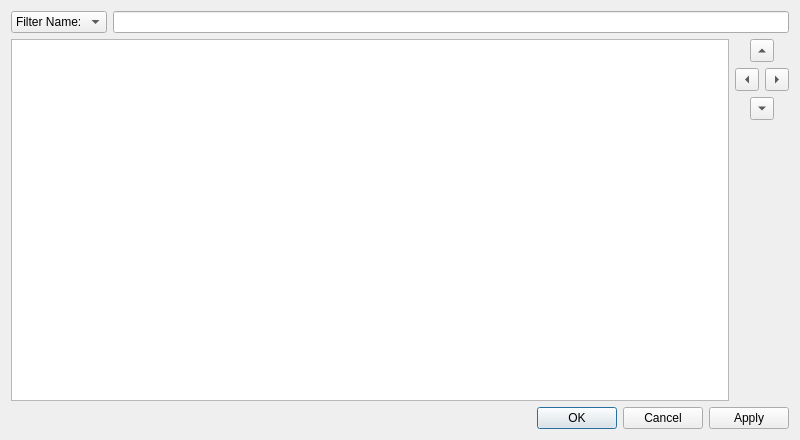
Sigil-Ebook/Sigil, file src/Sigil/Form_Files/ClipEditor.ui: the form before one commit.
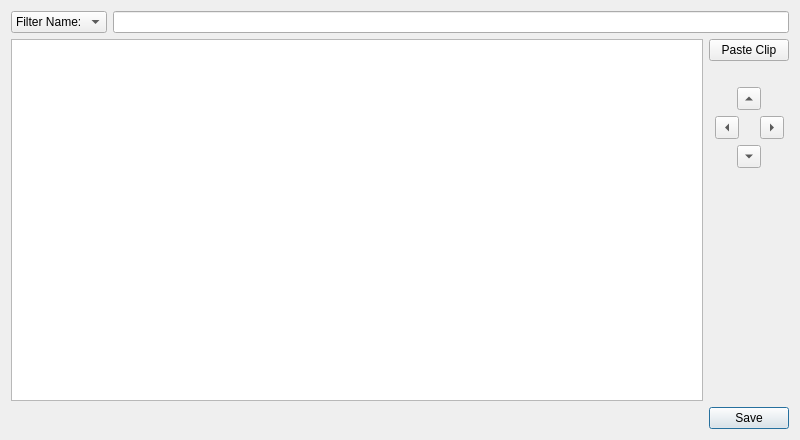
The form after the commit. Custom widgets are drawn as their Qt base class.

Commit message: Update Clip/Search/Index to use separate .ini files, reload those ini files if anything changes the files like another instance of Sigil.  Change dialogs so that there is just a Save button at bottom.  All actions on right. Window close prompts to save unsaved changes.  Reordered Find on Search dialog. Removed Create Index from Index Editor to force use of menu.  Add reload option to context menu., Add “...” to context menu entries where found. Remove OK from Report as nothing is saved.  Added spacing to TOC dialog.

```diff
--- a/src/Sigil/Form_Files/ClipEditor.ui
+++ b/src/Sigil/Form_Files/ClipEditor.ui
@@ -45,7 +45,7 @@
       <widget class="ClipEditorTreeView" name="ClipEditorTree">
        <property name="sizePolicy">
         <sizepolicy hsizetype="Expanding" vsizetype="Expanding">
-         <horstretch>0</horstretch>
+         <horstretch>1</horstretch>
          <verstretch>1</verstretch>
         </sizepolicy>
        </property>
@@ -59,6 +59,32 @@
      </item>
      <item>
       <layout class="QVBoxLayout" name="verticalLayout_3">
+       <item>
+        <widget class="QPushButton" name="PasteClip">
+         <property name="toolTip">
+          <string>Paste the selected entry into the active window.</string>
+         </property>
+         <property name="text">
+          <string>Paste Clip</string>
+         </property>
+        </widget>
+       </item>
+       <item>
+        <spacer name="verticalSpacer_2">
+         <property name="orientation">
+          <enum>Qt::Vertical</enum>
+         </property>
+         <property name="sizeType">
+          <enum>QSizePolicy::Fixed</enum>
+         </property>
+         <property name="sizeHint" stdset="0">
+          <size>
+           <width>20</width>
+           <height>20</height>
+          </size>
+         </property>
+        </spacer>
+       </item>
        <item>
         <layout class="QHBoxLayout" name="horizontalLayout_7">
          <item>
@@ -78,6 +104,19 @@
        </item>
        <item>
         <layout class="QHBoxLayout" name="horizontalLayout_6">
+         <item>
+          <spacer name="horizontalSpacer_2">
+           <property name="orientation">
+            <enum>Qt::Horizontal</enum>
+           </property>
+           <property name="sizeHint" stdset="0">
+            <size>
+             <width>1</width>
+             <height>20</height>
+            </size>
+           </property>
+          </spacer>
+         </item>
          <item>
           <widget class="QToolButton" name="MoveLeft">
            <property name="toolTip">
@@ -91,6 +130,22 @@
            </property>
           </widget>
          </item>
+         <item>
+          <spacer name="horizontalSpacer">
+           <property name="orientation">
+            <enum>Qt::Horizontal</enum>
+           </property>
+           <property name="sizeType">
+            <enum>QSizePolicy::Fixed</enum>
+           </property>
+           <property name="sizeHint" stdset="0">
+            <size>
+             <width>15</width>
+             <height>10</height>
+            </size>
+           </property>
+          </spacer>
+         </item>
          <item>
           <widget class="QToolButton" name="MoveRight">
            <property name="toolTip">
@@ -104,6 +159,19 @@
            </property>
           </widget>
          </item>
+         <item>
+          <spacer name="horizontalSpacer_3">
+           <property name="orientation">
+            <enum>Qt::Horizontal</enum>
+           </property>
+           <property name="sizeHint" stdset="0">
+            <size>
+             <width>1</width>
+             <height>20</height>
+            </size>
+           </property>
+          </spacer>
+         </item>
         </layout>
        </item>
        <item>
@@ -123,6 +191,22 @@
          </item>
         </layout>
        </item>
+       <item>
+        <spacer name="verticalSpacer_3">
+         <property name="orientation">
+          <enum>Qt::Vertical</enum>
+         </property>
+         <property name="sizeType">
+          <enum>QSizePolicy::Fixed</enum>
+         </property>
+         <property name="sizeHint" stdset="0">
+          <size>
+           <width>20</width>
+           <height>20</height>
+          </size>
+         </property>
+        </spacer>
+       </item>
        <item>
         <spacer name="verticalSpacer">
          <property name="orientation">
@@ -148,7 +232,7 @@
         <bool>true</bool>
        </property>
        <property name="standardButtons">
-        <set>QDialogButtonBox::Apply|QDialogButtonBox::Cancel|QDialogButtonBox::Ok</set>
+        <set>QDialogButtonBox::Save</set>
        </property>
       </widget>
      </item>
```
Left out of the diff: 35 changed lines with no effect on the pictures. The commit also changes 23 other files.
